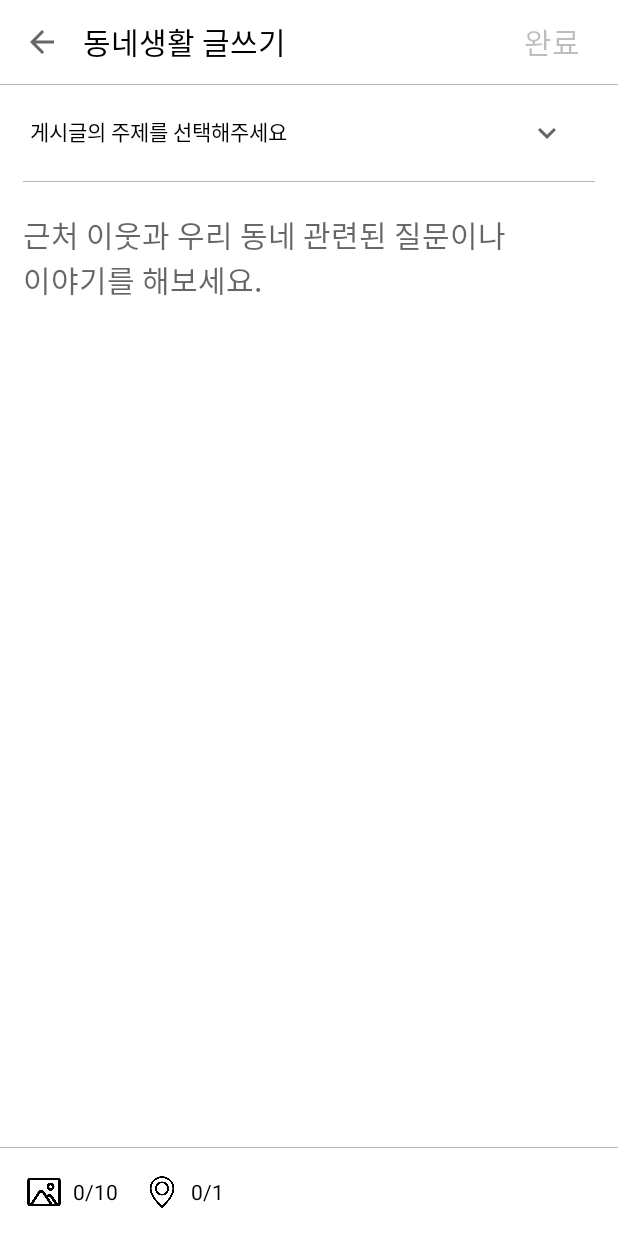
After one commit to Lee-Jun-Young/DaangnMarket, an Android app: the AddLifeActivity screen opened directly, with no data from a screen before it, on a phone screen of 412 x 824 dp. The commit adds this screen. Run offline under Robolectric (Android 15) with nearby library versions, the phone set to English and light mode, and no system bars.

Commit message:
AddLifeActivity 화면 구성 완료

```diff
--- a/app/src/main/AndroidManifest.xml
+++ b/app/src/main/AndroidManifest.xml
@@ -12,8 +12,8 @@
         android:roundIcon="@mipmap/ic_launcher_round"
         android:supportsRtl="true"
         android:theme="@style/Theme.DaangnMarket">
-        <activity android:name=".ui.main.categoryList.CategoryListActivity"></activity>
-        <activity android:name=".ui.main.categoryList.CategoryListActivity"></activity>
+        <activity android:name=".ui.main.addLife.AddLifeActivity"></activity>
+        <activity android:name=".ui.main.categoryList.CategoryListActivity" />
         <activity
             android:name=".ui.SplashActivity"
             android:theme="@style/SplashTheme">
--- /dev/null
+++ b/app/src/main/java/com/smparkworld/daangnmarket/model/LifeList.kt
@@ -0,0 +1,30 @@
+package com.smparkworld.daangnmarket.model
+
+import com.google.gson.annotations.SerializedName
+import java.util.*
+
+data class LifeList(
+    @SerializedName("no")
+    var no: Int,
+
+    @SerializedName("id")
+    var id: String,
+
+    @SerializedName("name")
+    var name: String,
+
+    @SerializedName("content")
+    var content: String,
+
+    @SerializedName("category")
+    var content_category: String,
+
+    @SerializedName("location")
+    var location: String,
+
+    @SerializedName("certification_cnt")
+    var certification_cnt: Int,
+
+    @SerializedName("write_time")
+    var write_time: Date
+)
--- /dev/null
+++ b/app/src/main/java/com/smparkworld/daangnmarket/ui/main/addLife/AddLifeActivity.kt
@@ -0,0 +1,12 @@
+package com.smparkworld.daangnmarket.ui.main.addLife
+
+import androidx.appcompat.app.AppCompatActivity
+import android.os.Bundle
+import com.smparkworld.daangnmarket.R
+
+class AddLifeActivity : AppCompatActivity() {
+    override fun onCreate(savedInstanceState: Bundle?) {
+        super.onCreate(savedInstanceState)
+        setContentView(R.layout.activity_add_life)
+    }
+}
--- a/app/src/main/java/com/smparkworld/daangnmarket/ui/main/life/LifeFragment.kt
+++ b/app/src/main/java/com/smparkworld/daangnmarket/ui/main/life/LifeFragment.kt
@@ -11,6 +11,7 @@ import com.google.android.material.chip.Chip
 import com.smparkworld.daangnmarket.DaangnApp
 import com.smparkworld.daangnmarket.R
 import com.smparkworld.daangnmarket.databinding.FragmentLifeBinding
+import com.smparkworld.daangnmarket.ui.main.addLife.AddLifeActivity
 import com.smparkworld.daangnmarket.ui.main.categoryList.CategoryListActivity
 
 
@@ -38,10 +39,10 @@ class LifeFragment : Fragment(), View.OnClickListener {
 
     override fun onClick(v: View?) {
         when (v?.id) {
-            R.id.btn_addLife -> {
-
+            R.id.btn_moveAddLife -> {
+                startActivity(Intent(activity, AddLifeActivity::class.java))
             }
-            R.id.chip10 ->{
+            R.id.chip_categoryList ->{
                 startActivity(Intent(activity, CategoryListActivity::class.java))
             }
         }
--- /dev/null
+++ b/app/src/main/res/drawable/ic_baseline_keyboard_arrow_down_24.xml
@@ -0,0 +1,10 @@
+<vector xmlns:android="http://schemas.android.com/apk/res/android"
+    android:width="24dp"
+    android:height="24dp"
+    android:viewportWidth="24"
+    android:viewportHeight="24"
+    android:tint="?attr/colorControlNormal">
+  <path
+      android:fillColor="@android:color/white"
+      android:pathData="M7.41,8.59L12,13.17l4.59,-4.58L18,10l-6,6 -6,-6 1.41,-1.41z"/>
+</vector>
--- /dev/null
+++ b/app/src/main/res/layout/activity_add_life.xml
@@ -0,0 +1,142 @@
+<?xml version="1.0" encoding="utf-8"?>
+<LinearLayout xmlns:android="http://schemas.android.com/apk/res/android"
+    xmlns:app="http://schemas.android.com/apk/res-auto"
+    xmlns:tools="http://schemas.android.com/tools"
+    android:layout_width="match_parent"
+    android:layout_height="match_parent"
+    android:orientation="vertical"
+    tools:context=".ui.main.addLife.AddLifeActivity">
+
+    <androidx.appcompat.widget.Toolbar
+        android:id="@+id/life_toolbar"
+        android:layout_width="match_parent"
+        android:layout_height="?attr/actionBarSize"
+        android:elevation="4dp">
+
+        <LinearLayout
+            android:layout_width="match_parent"
+            android:layout_height="wrap_content"
+            android:orientation="horizontal">
+
+            <ImageView
+                android:id="@+id/iv_back"
+                android:layout_width="@dimen/activityAddLife_titleImageSize"
+                android:layout_height="@dimen/activityAddLife_titleImageSize"
+                android:layout_gravity="center"
+                android:src="@drawable/ic_baseline_arrow_back_24" />
+
+            <TextView
+                android:layout_width="0dp"
+                android:layout_height="wrap_content"
+                android:layout_marginStart="@dimen/activityAddLife_titleMarginStart"
+                android:layout_weight="1"
+                android:text="@string/activityAddLife_titleText"
+                android:textColor="@color/black"
+                android:textSize="@dimen/activityAddLife_titleTextSize" />
+
+            <androidx.appcompat.widget.AppCompatButton
+                android:id="@+id/btn_addLife"
+                android:layout_width="wrap_content"
+                android:layout_height="wrap_content"
+                android:layout_marginStart="@dimen/activityAddLife_titleMarginStart"
+                android:background="@color/white"
+                android:enabled="false"
+                android:text="@string/activityAddLife_titleButtonText"
+                android:textSize="@dimen/activityCategoryList_titleTextSize" />
+
+        </LinearLayout>
+
+    </androidx.appcompat.widget.Toolbar>
+
+    <View
+        android:layout_width="match_parent"
+        android:layout_height="0.5dp"
+        android:background="#FFB8B7B7" />
+
+    <LinearLayout
+        android:id="@+id/ll_categoryOption"
+        android:layout_width="match_parent"
+        android:layout_height="wrap_content"
+        android:orientation="horizontal"
+        android:padding="@dimen/activityAddLife_categoryOptionPadding">
+
+        <TextView
+            android:layout_width="0dp"
+            android:layout_height="wrap_content"
+            android:layout_weight="1"
+            android:text="@string/activityAddLife_categoryOptionText"
+            android:textColor="@color/black"
+            android:textSize="@dimen/activityAddLife_categoryOptionTextSize" />
+
+        <ImageView
+            android:layout_width="wrap_content"
+            android:layout_height="wrap_content"
+            android:layout_marginEnd="@dimen/activityAddLife_categoryOptionImageMarginEnd"
+            android:src="@drawable/ic_baseline_keyboard_arrow_down_24" />
+
+    </LinearLayout>
+
+    <View
+        android:layout_width="match_parent"
+        android:layout_height="0.5dp"
+        android:layout_marginStart="15dp"
+        android:layout_marginEnd="15dp"
+        android:background="#B8B7B7" />
+
+    <EditText
+        android:id="@+id/et_addLife"
+        android:layout_width="match_parent"
+        android:layout_height="0dp"
+        android:layout_weight="1"
+        android:background="@android:color/transparent"
+        android:gravity="top"
+        android:hint="@string/activityAddLife_contentHintText"
+        android:paddingStart="@dimen/activityAddLife_contentTextPaddingStartEnd"
+        android:paddingTop="@dimen/activityAddLife_contentTextPaddingTopBottom"
+        android:paddingEnd="@dimen/activityAddLife_contentTextPaddingStartEnd"
+        android:paddingBottom="@dimen/activityAddLife_contentTextPaddingTopBottom"
+        android:textSize="@dimen/activityAddLife_contentTextSize" />
+
+    <View
+        android:layout_width="match_parent"
+        android:layout_height="0.5dp"
+        android:background="#B8B7B7" />
+
+    <LinearLayout
+        android:layout_width="match_parent"
+        android:layout_height="wrap_content"
+        android:orientation="horizontal"
+        android:padding="@dimen/activityAddLife_bottomLayoutPadding">
+
+        <ImageView
+            android:id="@+id/iv_addLife_image"
+            android:layout_width="@dimen/activityAddLife_imageSize"
+            android:layout_height="@dimen/activityAddLife_imageSize"
+            android:src="@drawable/ic_life_add_image" />
+
+        <TextView
+            android:layout_width="wrap_content"
+            android:layout_height="wrap_content"
+            android:layout_gravity="center"
+            android:layout_marginStart="@dimen/activityAddLife_bottomLayoutTextMarginStart"
+            android:text="0/10"
+            android:textColor="@color/black" />
+
+        <ImageView
+            android:id="@+id/iv_addLife_location"
+            android:layout_width="@dimen/activityAddLife_imageSize"
+            android:layout_height="@dimen/activityAddLife_imageSize"
+            android:layout_marginStart="15dp"
+            android:src="@drawable/ic_life_add_location" />
+
+        <TextView
+            android:layout_width="wrap_content"
+            android:layout_height="wrap_content"
+            android:layout_gravity="center"
+            android:layout_marginStart="@dimen/activityAddLife_bottomLayoutTextMarginStart"
+            android:text="0/1"
+            android:textColor="@color/black" />
+
+    </LinearLayout>
+
+</LinearLayout>
--- a/app/src/main/res/layout/fragment_life.xml
+++ b/app/src/main/res/layout/fragment_life.xml
@@ -91,7 +91,7 @@
                             android:orientation="horizontal">
 
                             <com.google.android.material.chip.Chip
-                                android:id="@+id/chip10"
+                                android:id="@+id/chip_categoryList"
                                 style="@style/Widget.MaterialComponents.Chip.Action"
                                 android:layout_width="wrap_content"
                                 android:layout_height="wrap_content"
@@ -127,7 +127,7 @@
                 </LinearLayout>
 
                 <ImageButton
-                    android:id="@+id/btn_addLife"
+                    android:id="@+id/btn_moveAddLife"
                     android:layout_width="50sp"
                     android:layout_height="50sp"
                     android:layout_gravity="bottom|end"
--- a/app/src/main/res/values/dimen.xml
+++ b/app/src/main/res/values/dimen.xml
@@ -17,4 +17,20 @@
     <dimen name="activityCategoryList_titleImageSize">24dp</dimen>
     <dimen name="activityCategoryList_titleTextSize">20dp</dimen>
     <dimen name="activityCategoryList_contentTextSize">18dp</dimen>
+
+    <!-- AddLifeActivity -->
+    <dimen name="activityAddLife_titleImageSize">24dp</dimen>
+    <dimen name="activityAddLife_titleTextSize">20dp</dimen>
+    <dimen name="activityAddLife_categoryOptionTextSize">14dp</dimen>
+    <dimen name="activityAddLife_contentTextSize">20dp</dimen>
+    <dimen name="activityAddLife_imageSize">28dp</dimen>
+    <dimen name="activityAddLife_titleMarginStart">15dp</dimen>
+    <dimen name="activityAddLife_categoryOptionPadding">20dp</dimen>
+    <dimen name="activityAddLife_categoryOptionImageMarginEnd">15dp</dimen>
+    <dimen name="activityAddLife_contentTextPaddingTopBottom">20dp</dimen>
+    <dimen name="activityAddLife_contentTextPaddingStartEnd">15dp</dimen>
+    <dimen name="activityAddLife_bottomLayoutPadding">15dp</dimen>
+    <dimen name="activityAddLife_bottomLayoutTextMarginStart">5dp</dimen>
+
+
 </resources>
--- a/app/src/main/res/values/strings.xml
+++ b/app/src/main/res/values/strings.xml
@@ -34,4 +34,10 @@
     <string name="activityCategoryList_select_snackBar_format">을/를 관심주제로 추가했어요</string>
     <string name="activityCategoryList_unselect_snackBar_format">을/를 관심주제에서 제외했어요</string>
 
+    <!-- AddLifeActivity -->
+    <string name="activityAddLife_titleText">동네생활 글쓰기</string>
+    <string name="activityAddLife_titleButtonText">완료</string>
+    <string name="activityAddLife_categoryOptionText">게시글의 주제를 선택해주세요</string>
+    <string name="activityAddLife_contentHintText">근처 이웃과 우리 동네 관련된 질문이나 \n이야기를 해보세요.</string>
+
 </resources>
```
Also changed, not shown: app/src/main/res/drawable-hdpi/ic_life_add_image.png (added), app/src/main/res/drawable-hdpi/ic_life_add_location.png (added).
